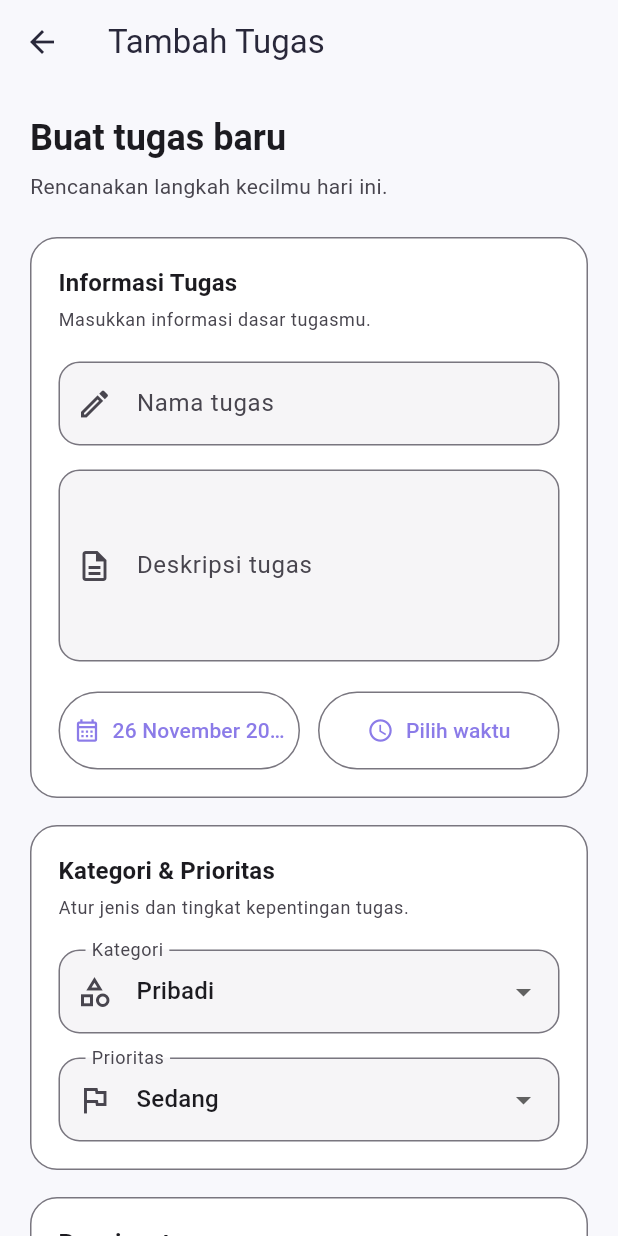
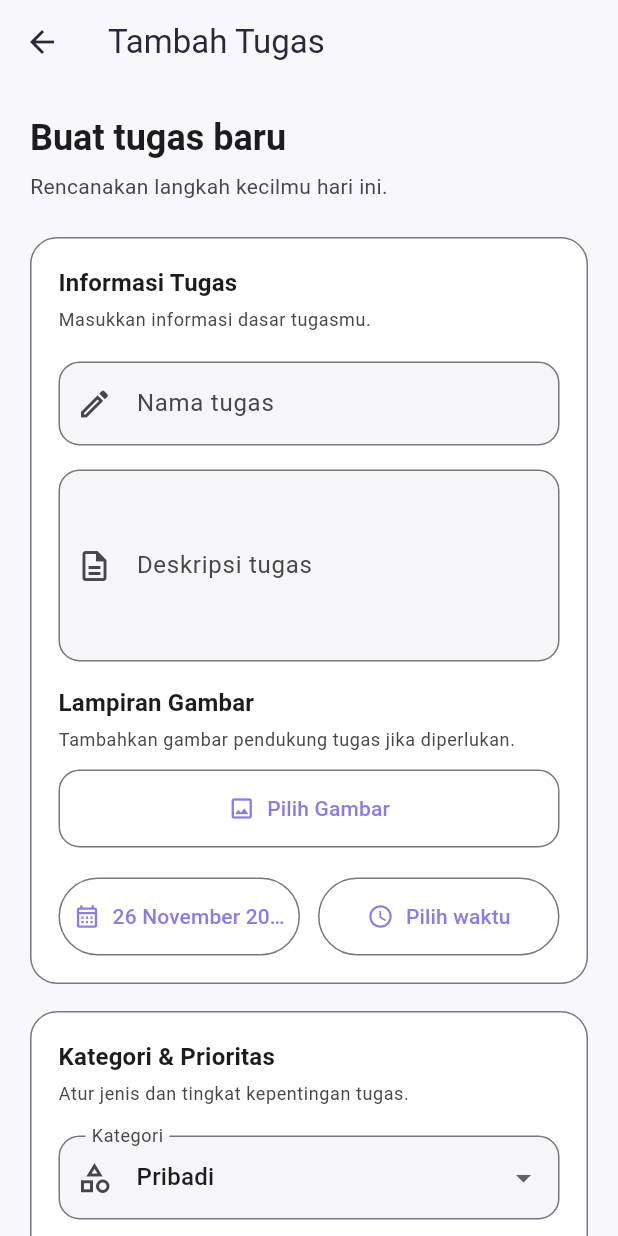
Before and after one commit to sintaafifah/daymark, a Flutter app: the AddTaskScreen screen opened directly, on a phone screen of 412 x 824 dp. Run offline on Flutter 3.47's test engine with Material 3 defaults, Android fonts, the phone set to English and light mode, and no system bars; our stand-ins replace cloud_firestore, file_picker, firebase_auth, firebase_core, google_sign_in, shared_preferences; accounts and stored records are empty.

Commit message:
Add image attachment feature to tasks

```diff
--- a/lib/pages/add_task_screen.dart
+++ b/lib/pages/add_task_screen.dart
@@ -1,5 +1,8 @@
+import 'dart:io';
 
 import 'package:flutter/material.dart';
+import 'package:file_picker/file_picker.dart';
+import 'package:path_provider/path_provider.dart';
 
 import '../services/task_service.dart';
 
@@ -27,6 +30,8 @@ class _AddTaskScreenState extends State<AddTaskScreen> {
   final List<String> _checklistItems = [];
 
   bool _isSaving = false;
+  String? _attachmentPath;
+  String? _attachmentName;
 
   final List<String> _categories = [
     'Akademik',
@@ -117,6 +122,63 @@ class _AddTaskScreenState extends State<AddTaskScreen> {
     }
   }
 
+
+  // Memilih gambar lampiran
+
+  // Memilih satu gambar lampiran
+  Future<void> _pickImage() async {
+    try {
+      final selectedFile = await FilePicker.pickFile(
+        type: FileType.custom,
+        allowedExtensions: ['jpg', 'jpeg', 'png'],
+      );
+
+      if (selectedFile == null || selectedFile.path == null) {
+        return;
+      }
+
+      final sourceFile = File(selectedFile.path!);
+      final directory = await getApplicationDocumentsDirectory();
+
+      final safeName = selectedFile.name.replaceAll(
+        RegExp(r'[^A-Za-z0-9._-]'),
+        '_',
+      );
+
+      final fileName =
+          '${DateTime.now().microsecondsSinceEpoch}_$safeName';
+
+      final targetPath =
+          '${directory.path}${Platform.pathSeparator}$fileName';
+
+      await sourceFile.copy(targetPath);
+
+      if (!mounted) return;
+
+      setState(() {
+        _attachmentPath = targetPath;
+        _attachmentName = selectedFile.name;
+      });
+    } catch (e) {
+      if (!mounted) return;
+
+      ScaffoldMessenger.of(context).showSnackBar(
+        SnackBar(content: Text('Gagal memilih gambar: $e')),
+      );
+    }
+  }
+
+
+  // Menghapus gambar yang dipilih
+  void _removeImage() {
+    setState(() {
+      _attachmentPath = null;
+      _attachmentName = null;
+    });
+  }
+
+
+
   void _addChecklistItem() {
     final title = _checklistController.text.trim();
 
@@ -158,6 +220,8 @@ class _AddTaskScreenState extends State<AddTaskScreen> {
             'isCompleted': false,
           };
         }).toList(),
+attachmentPath: _attachmentPath,
+attachmentName: _attachmentName,
       );
 
       if (!mounted) return;
@@ -313,22 +377,22 @@ class _AddTaskScreenState extends State<AddTaskScreen> {
                           ),
                           const SizedBox(height: 20),
 
+
 TextFormField(
   controller: _titleController,
-                            textCapitalization:
-                                TextCapitalization.sentences,
+  textCapitalization: TextCapitalization.sentences,
   decoration: _inputDecoration(
     'Nama tugas',
     Icons.edit_outlined,
   ),
   validator: (value) {
-                              if (value == null ||
-                                  value.trim().isEmpty) {
+    if (value == null || value.trim().isEmpty) {
       return 'Nama tugas wajib diisi.';
     }
     return null;
   },
 ),
+
 
                           const SizedBox(height: 16),
 
@@ -342,6 +406,77 @@ class _AddTaskScreenState extends State<AddTaskScreen> {
                               Icons.description_outlined,
                             ),
                           ),
+
+
+const SizedBox(height: 16),
+
+_buildSectionTitle(
+  'Lampiran Gambar',
+  'Tambahkan gambar pendukung tugas jika diperlukan.',
+),
+
+const SizedBox(height: 12),
+
+if (_attachmentPath == null)
+  SizedBox(
+    width: double.infinity,
+    child: OutlinedButton.icon(
+      onPressed: _isSaving ? null : _pickImage,
+      icon: const Icon(Icons.image_outlined),
+      label: const Text('Pilih Gambar'),
+      style: OutlinedButton.styleFrom(
+        padding: const EdgeInsets.symmetric(vertical: 16),
+        shape: RoundedRectangleBorder(
+          borderRadius: BorderRadius.circular(14),
+        ),
+      ),
+    ),
+  )
+else
+  Container(
+    width: double.infinity,
+    padding: const EdgeInsets.all(12),
+    decoration: BoxDecoration(
+      border: Border.all(color: colors.outlineVariant),
+      borderRadius: BorderRadius.circular(14),
+    ),
+    child: Column(
+      crossAxisAlignment: CrossAxisAlignment.start,
+      children: [
+        ClipRRect(
+          borderRadius: BorderRadius.circular(10),
+          child: Image.file(
+            File(_attachmentPath!),
+            width: double.infinity,
+            height: 180,
+            fit: BoxFit.cover,
+          ),
+        ),
+        const SizedBox(height: 10),
+        Row(
+          children: [
+            const Icon(Icons.image_outlined, size: 20),
+            const SizedBox(width: 8),
+            Expanded(
+              child: Text(
+                _attachmentName ?? 'Gambar terpilih',
+                overflow: TextOverflow.ellipsis,
+              ),
+            ),
+            IconButton(
+              onPressed: _removeImage,
+              icon: const Icon(
+                Icons.delete_outline,
+                color: Colors.red,
+              ),
+              tooltip: 'Hapus gambar',
+            ),
+          ],
+        ),
+      ],
+    ),
+  ),
+
 
                           const SizedBox(height: 20),
 
@@ -522,6 +657,9 @@ class _AddTaskScreenState extends State<AddTaskScreen> {
                                     Icons.check_circle_outline,
                                   ),
                                   onSubmitted: (_) {
+
+
+
                                     _addChecklistItem();
                                   },
                                 ),
--- a/lib/services/task_service.dart
+++ b/lib/services/task_service.dart
@@ -56,6 +56,7 @@ static CollectionReference<Map<String, dynamic>>
   // Menambahkan tugas baru
 
   // Menambahkan tugas baru sekaligus membuat notifikasi
+    // Menambahkan tugas baru sekaligus membuat notifikasi
   static Future<void> addTask({
     required String title,
     String description = '',
@@ -65,6 +66,8 @@ static CollectionReference<Map<String, dynamic>>
     String priority = 'Sedang',
     int? reminderMinutesBefore,
     List<Map<String, dynamic>> checklist = const [],
+    String? attachmentPath,
+    String? attachmentName,
   }) async {
     final now = Timestamp.now();
 
@@ -83,6 +86,8 @@ static CollectionReference<Map<String, dynamic>>
       'priority': priority,
       'reminderMinutesBefore': reminderMinutesBefore,
       'checklist': checklist,
+      'attachmentPath': attachmentPath,
+      'attachmentName': attachmentName,
       'isCompleted': false,
       'status': 'Belum dimulai',
       'activity': [
--- a/pubspec.yaml
+++ b/pubspec.yaml
@@ -39,6 +39,8 @@ dependencies:
   google_sign_in: ^7.2.0
   cloud_firestore: 7.1.0
   shared_preferences: ^2.5.6
+  file_picker: ^13.4.1
+  path_provider: ^2.1.6
 
 dev_dependencies:
   flutter_test:
```
Also changed, not shown: lib/pages/task_detail_screen.dart (+92 -5 lines), pubspec.lock, 1 other file. Lines whose indentation alone changed are shown as unchanged.
